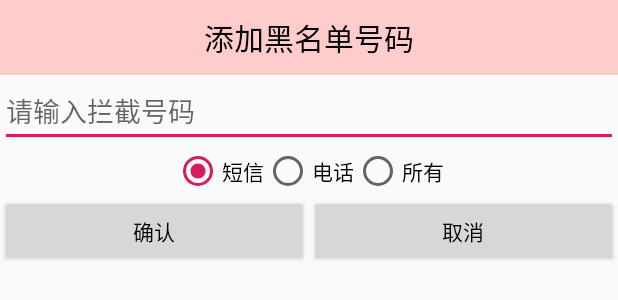
After one commit to bigGreenPeople/mobilesafe, an Android app: the layout dialog_add_blacknumber.xml on its own in the app's theme, with its tools: preview values and no code run, on a phone screen of 412 x 824 dp. The commit adds this screen. Shown: the top 300 px of the screen. Run offline under Robolectric (Android 15) with nearby library versions, the phone set to English and light mode, and no system bars.

Commit message:
通信卫士模块完成

```diff
--- a/app/build.gradle
+++ b/app/build.gradle
@@ -28,4 +28,5 @@ dependencies {
     testImplementation 'junit:junit:4.12'
     androidTestImplementation 'androidx.test.ext:junit:1.1.0'
     androidTestImplementation 'androidx.test.espresso:espresso-core:3.1.1'
+
 }
--- a/app/src/main/java/com/fj/mobilesafe/activity/HomeActivity.java
+++ b/app/src/main/java/com/fj/mobilesafe/activity/HomeActivity.java
@@ -171,6 +171,10 @@ public class HomeActivity extends Activity {
                         //开启对话框
                         showDialog();
                         break;
+                    case 1:
+                        //跳转到通信卫士模块
+                        startActivity(new Intent(getApplicationContext(), BlackNumberActivity.class));
+                        break;
                     case 7:
                         //跳转到高级工具功能列表界面
                         startActivity(new Intent(getApplicationContext(), AToolActivity.class));
--- /dev/null
+++ b/app/src/main/res/layout/dialog_add_blacknumber.xml
@@ -0,0 +1,70 @@
+<?xml version="1.0" encoding="utf-8"?>
+<LinearLayout xmlns:android="http://schemas.android.com/apk/res/android"
+    android:layout_width="match_parent"
+    android:layout_height="match_parent"
+    android:orientation="vertical">
+
+    <TextView
+        style="@style/TitleStyle"
+        android:background="#fcc"
+        android:text="添加黑名单号码" />
+
+    <EditText
+        android:id="@+id/et_phone"
+        android:layout_width="match_parent"
+        android:layout_height="wrap_content"
+        android:hint="请输入拦截号码"
+        android:inputType="phone"
+        android:textColor="#000" />
+
+    <RadioGroup
+        android:id="@+id/rg_group"
+        android:layout_width="match_parent"
+        android:layout_height="wrap_content"
+        android:gravity="center"
+        android:orientation="horizontal">
+
+        <RadioButton
+            android:id="@+id/rb_sms"
+            android:layout_width="wrap_content"
+            android:layout_height="wrap_content"
+            android:checked="true"
+            android:text="短信"
+            android:textColor="#000" />
+
+        <RadioButton
+            android:id="@+id/rb_phone"
+            android:layout_width="wrap_content"
+            android:layout_height="wrap_content"
+            android:text="电话"
+            android:textColor="#000" />
+
+        <RadioButton
+            android:id="@+id/rb_all"
+            android:layout_width="wrap_content"
+            android:layout_height="wrap_content"
+            android:text="所有"
+            android:textColor="#000" />
+    </RadioGroup>
+
+    <LinearLayout
+        android:layout_width="match_parent"
+        android:layout_height="wrap_content">
+
+        <Button
+            android:id="@+id/bt_submit"
+            android:layout_width="0dp"
+            android:layout_height="wrap_content"
+            android:layout_weight="1"
+            android:text="确认"
+            android:textColor="#000" />
+
+        <Button
+            android:id="@+id/bt_cancel"
+            android:layout_width="0dp"
+            android:layout_height="wrap_content"
+            android:layout_weight="1"
+            android:text="取消"
+            android:textColor="#000" />
+    </LinearLayout>
+</LinearLayout>
```
Also changed, not shown: app/src/main/AndroidManifest.xml (+6 -2 lines), app/src/main/java/com/fj/mobilesafe/activity/BlackNumberActivity.java (added, +278 -0 lines), app/src/main/java/com/fj/mobilesafe/activity/SettingActivity.java (+26 -0 lines), app/src/main/java/com/fj/mobilesafe/db/dao/BlackNumberDao.java (+49 -2 lines), app/src/main/java/com/fj/mobilesafe/service/BlackNumberService.java (added, +123 -0 lines), app/src/main/res/drawable/selector_blacknumber_delete_btn_bg.xml (added, +7 -0 lines), app/src/main/res/layout/activity_blacknumber.xml (added, +29 -0 lines), app/src/main/res/layout/activity_setting.xml (+7 -0 lines), app/src/main/res/layout/listview_blacknumber_item.xml (added, +31 -0 lines), app/src/main/aidl/android/telephony/NeighboringCellInfo.aidl (added), app/src/main/aidl/com/android/internal/telephony/ITelephony.aidl (added), app/src/main/res/drawable/main_clean_icon.png (added), app/src/main/res/drawable/main_clean_icon_pressed.png (added), 2 other files.
